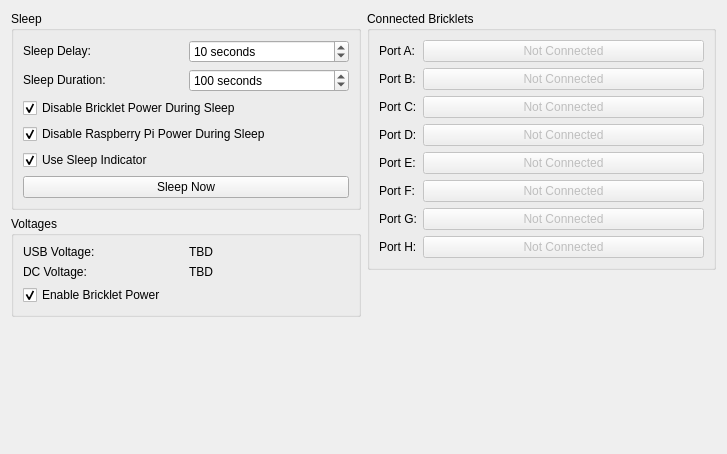
Before: the Qt Designer form src/brickv/plugin_system/plugins/hat/ui/hat.ui in Tinkerforge/brickv, drawn with Qt 5.
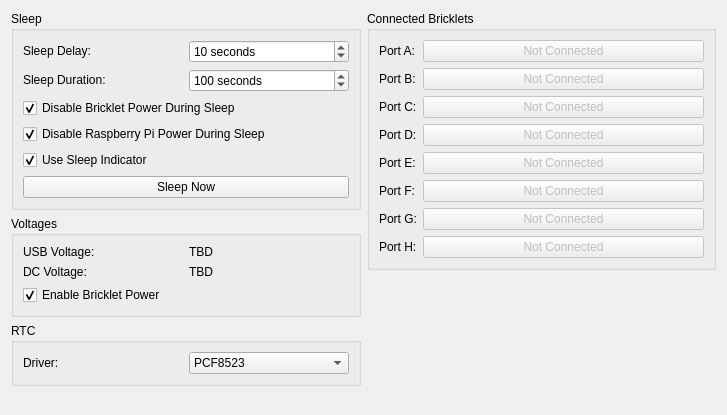
After: the same form once the commit is applied.

Commit message: Add RTC driver support

What changed in the file:
```diff
--- a/src/brickv/plugin_system/plugins/hat/ui/hat.ui
+++ b/src/brickv/plugin_system/plugins/hat/ui/hat.ui
@@ -7,7 +7,7 @@
     <x>0</x>
     <y>0</y>
     <width>727</width>
-    <height>454</height>
+    <height>415</height>
    </rect>
   </property>
   <property name="windowTitle">
@@ -190,6 +190,40 @@
        </layout>
       </widget>
      </item>
+     <item>
+      <widget class="QGroupBox" name="groupBox_4">
+       <property name="title">
+        <string>RTC</string>
+       </property>
+       <layout class="QVBoxLayout" name="verticalLayout_6">
+        <item>
+         <layout class="QGridLayout" name="gridLayout_2">
+          <item row="0" column="1">
+           <widget class="QComboBox" name="combo_rtc_driver">
+            <item>
+             <property name="text">
+              <string>PCF8523</string>
+             </property>
+            </item>
+            <item>
+             <property name="text">
+              <string>DS1338</string>
+             </property>
+            </item>
+           </widget>
+          </item>
+          <item row="0" column="0">
+           <widget class="QLabel" name="label_3">
+            <property name="text">
+             <string>Driver:</string>
+            </property>
+           </widget>
+          </item>
+         </layout>
+        </item>
+       </layout>
+      </widget>
+     </item>
      <item>
       <spacer name="verticalSpacer_2">
        <property name="orientation">
```
Left out of the diff: 4 changed lines with no effect on the pictures. The commit also changes 2 other files.
